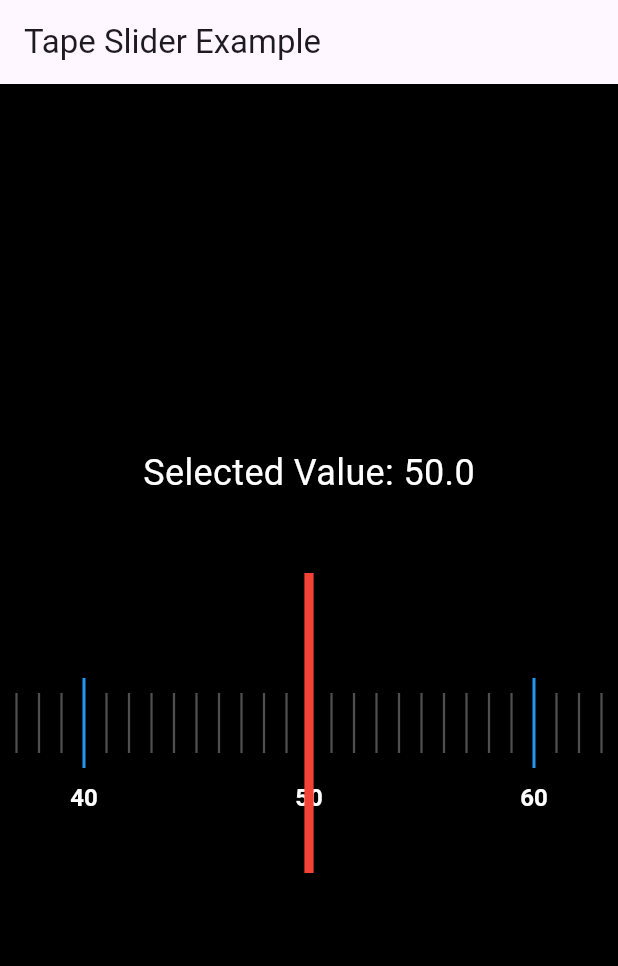
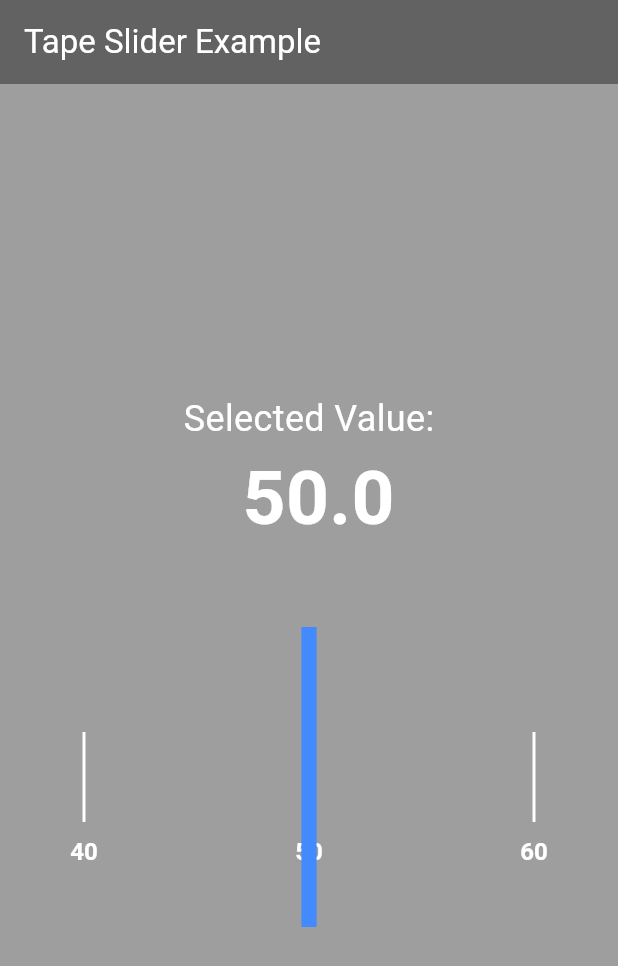
Before and after one commit to TejasBaid/tape-slider, a Flutter app: the screen it shows after launch, on a phone screen of 412 x 824 dp. Shown: the top 966 px of the screen. Run offline on Flutter 3.47's test engine with Material 3 defaults, Android fonts, the phone set to English and light mode, and no system bars.

```diff
--- a/example/lib/main.dart
+++ b/example/lib/main.dart
@@ -20,15 +20,19 @@ class _MyAppState extends State<MyApp> {
   Widget build(BuildContext context) {
     return MaterialApp(
       home: Scaffold(
-        backgroundColor: Colors.black,
-        appBar: AppBar(title: const Text('Tape Slider Example')),
+        backgroundColor: Colors.black38,
+        appBar: AppBar(title: const Text('Tape Slider Example', style: TextStyle(color: Colors.white),), backgroundColor:  Colors.black38,),
         body: Center(
           child: Column(
             mainAxisAlignment: MainAxisAlignment.center,
             children: [
               Text(
-                'Selected Value: ${_currentValue.toStringAsFixed(1)}',
+                'Selected Value:',
                 style: const TextStyle(fontSize: 24, color: Colors.white),
+              ),
+              Text(
+                ' ${_currentValue.toStringAsFixed(1)}',
+                style: const TextStyle(fontSize: 50, color: Colors.white, fontWeight: FontWeight.bold),
               ),
               const SizedBox(height: 50),
               TapeSlider(
@@ -36,15 +40,15 @@ class _MyAppState extends State<MyApp> {
                 minValue: 0,
                 maxValue: 100,
                 itemExtent: 15.0,
-                activeColor: Colors.blue,
+                activeColor: Colors.white,
                 inactiveColor: Colors.grey.withOpacity(0.5),
                 trackHeight: 200,
                 trackWidth: double.infinity,
                 majorTickLabelStyle: TextStyle(fontSize: 16, fontWeight: FontWeight.bold, color: Colors.white),
                 minorTickLabelStyle: TextStyle(fontSize: 14, color: Colors.white70),
                 showLabels: true,
-                indicatorThickness: 6.0,
-                indicatorColor: Colors.red,
+                indicatorThickness: 10.0,
+                indicatorColor: Colors.blueAccent,
                 tickInterval: 1,
                 labelInterval: 10,
                 slidingAreaExtent: 250.0,
```
Also changed, not shown: 1 other file.
